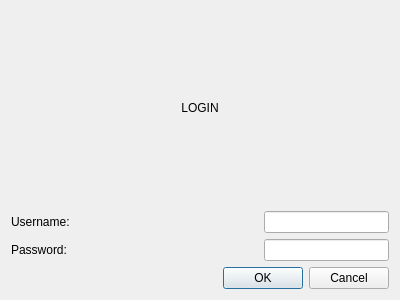
This is cuCareQtApp/CUCare/loginscreen.ui in chrispwright/comp3004cuCarePrivate as Qt 5 draws it before an edit. The edited form follows.
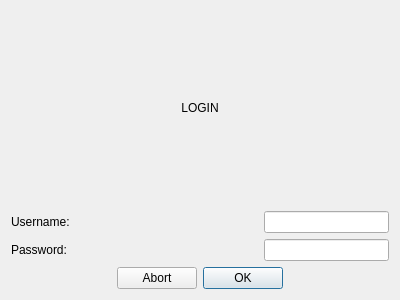
This is the edited form.

Diff of the .ui file:
```diff
--- a/cuCareQtApp/CUCare/loginscreen.ui
+++ b/cuCareQtApp/CUCare/loginscreen.ui
@@ -16,11 +16,17 @@
   <layout class="QGridLayout" name="gridLayout_2">
    <item row="2" column="0">
     <widget class="QDialogButtonBox" name="buttonBox">
+     <property name="layoutDirection">
+      <enum>Qt::RightToLeft</enum>
+     </property>
      <property name="orientation">
       <enum>Qt::Horizontal</enum>
      </property>
      <property name="standardButtons">
-      <set>QDialogButtonBox::Cancel|QDialogButtonBox::Ok</set>
+      <set>QDialogButtonBox::Abort|QDialogButtonBox::Ok</set>
+     </property>
+     <property name="centerButtons">
+      <bool>true</bool>
      </property>
     </widget>
    </item>
```
Left out of the diff: 2 changed lines with no effect on the pictures.
